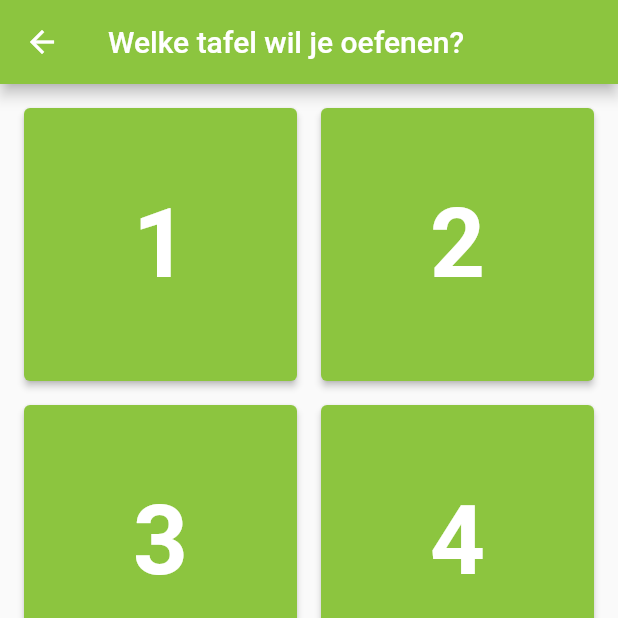
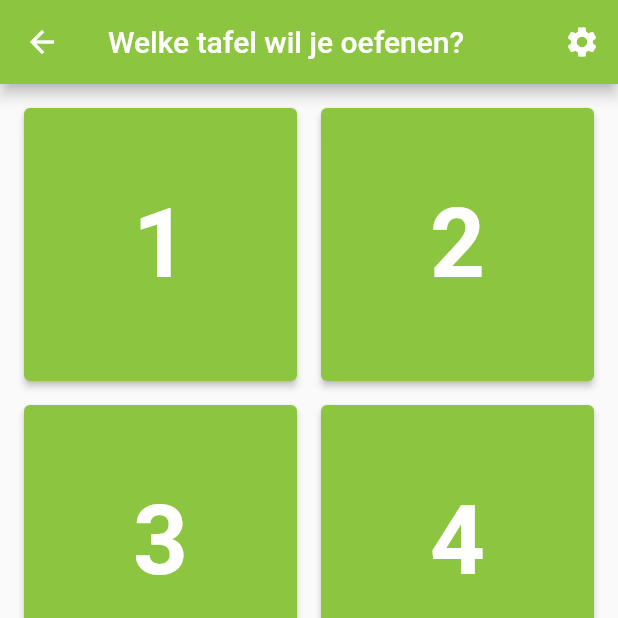
Before and after one commit to SEGVeenstra/tafels, a Flutter app: the TableSelectionPage screen opened directly, on a phone screen of 412 x 824 dp, the top half of it. Run offline on Flutter 3.47's test engine with Material 2 defaults, Android fonts, the phone set to English and light mode, and no system bars; missing offline and left inert: viewmodelscope.

Commit message:
Update settings

```diff
--- a/lib/table_selection_page.dart
+++ b/lib/table_selection_page.dart
@@ -1,4 +1,5 @@
 import 'package:flutter/material.dart';
+import 'package:tables/settings/settings_page.dart';
 import 'package:tables/table_selection_viewmodel.dart';
 import 'package:viewmodelscope/viewmodelscope.dart';
 
@@ -10,6 +11,17 @@ class TableSelectionPage extends StatelessWidget {
     return Scaffold(
         appBar: AppBar(
           title: const Text('Welke tafel wil je oefenen?'),
+          actions: [
+            IconButton(
+              onPressed: () {
+                Navigator.push(context,
+                    MaterialPageRoute(builder: (_) => const SettingsPage()));
+              },
+              icon: const Icon(
+                Icons.settings,
+              ),
+            )
+          ],
         ),
         body: GridView.count(
           padding: const EdgeInsets.all(16),
```
Also changed, not shown: lib/settings/settings_page.dart (+40 -0 lines), 1 other file.
